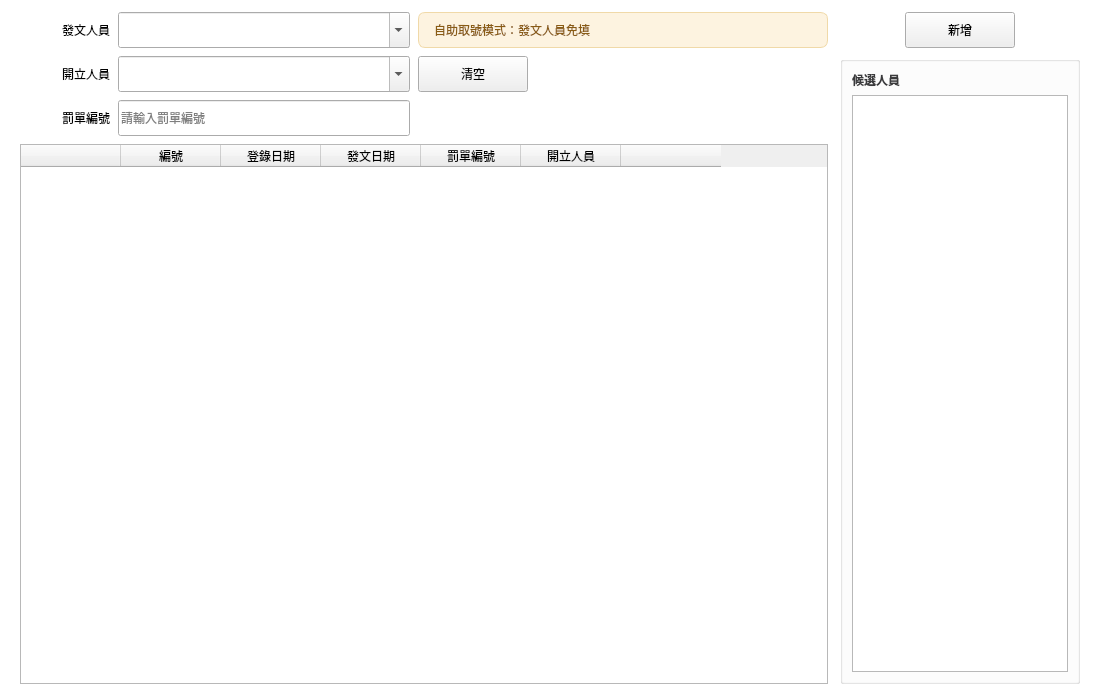
jerrygskk/PoliceDocSys, file layouts/Layout11.ui: the form before one commit.
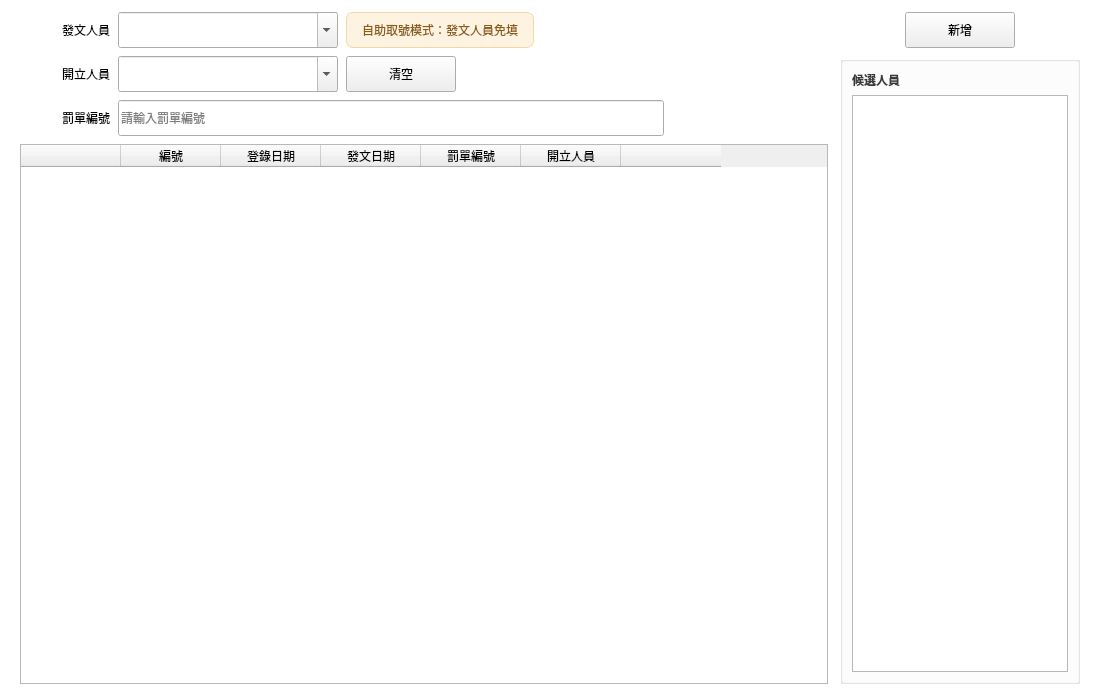
The form after the commit.

Commit message: feat: 敘獎發文頁併回結算發文，並修正陳報預覽版面

Patch:
```diff
--- a/layouts/Layout11.ui
+++ b/layouts/Layout11.ui
@@ -16,7 +16,7 @@
     <item>
      <layout class="QVBoxLayout" name="leftLayout">
       <property name="spacing"><number>8</number></property>
-      <property name="stretch"><string notr="true">0,0,1</string></property>
+      <property name="stretch"><string notr="true">0,1</string></property>
       <item>
        <layout class="QGridLayout" name="ticketFormLayout">
         <property name="horizontalSpacing"><number>8</number></property>
@@ -25,41 +25,68 @@
         <property name="topMargin"><number>0</number></property>
         <property name="rightMargin"><number>0</number></property>
         <property name="bottomMargin"><number>0</number></property>
+        <!-- 欄位骨架（與 Layout9.ui 敘獎登錄對齊，改一邊要同步另一邊）：
+             col0 標籤 90×36 固定／col1 主欄位 220 固定／col2 次標籤或按鈕／
+             col3 次欄位／col4 提示條（自帶右側 stretch，不撐滿）。
+             長輸入欄（罰單編號）跨 col1–col3 並固定 546 寬，對齊敘獎登錄
+             「發文人員」下拉的右緣（該頁 col1+col2+col3＋兩個 8px 間距）。
+             ⚠️ 本頁 col2 是 110 的清空鈕、col3 空著，欄寬推不出 546，故此處
+             直接寫死寬度；改任一頁的欄骨架都要回頭核對這個數值
+             （回歸測試 tests/test_ui_load.py 會比對兩頁右緣）。
+             ⚠️ 不放整排 Expanding spacer。 -->
         <!-- row0：發文人員（自助模式反灰但保留位置）＋可見提示標籤 -->
         <item row="0" column="0">
          <widget class="QLabel" name="lbl_ticket_sender">
           <property name="text"><string>發文人員</string></property>
           <property name="minimumSize"><size><width>90</width><height>36</height></size></property>
+          <property name="maximumSize"><size><width>90</width><height>36</height></size></property>
           <property name="alignment"><set>Qt::AlignRight|Qt::AlignVCenter</set></property>
          </widget>
         </item>
         <item row="0" column="1">
          <widget class="QComboBox" name="ticket_sender">
           <property name="minimumSize"><size><width>220</width><height>36</height></size></property>
-          <property name="maximumSize"><size><width>16777215</width><height>36</height></size></property>
+          <property name="maximumSize"><size><width>220</width><height>36</height></size></property>
           <property name="editable"><bool>true</bool></property>
          </widget>
         </item>
-        <item row="0" column="2" colspan="2">
-         <widget class="QLabel" name="ticket_sender_hint">
-          <property name="text"><string>自助取號模式：發文人員免填</string></property>
-          <property name="minimumSize"><size><width>0</width><height>36</height></size></property>
-          <property name="styleSheet"><string notr="true">background-color: #fdf3e0; color: #8a5c14; border: 1px solid #f0d9a8; border-radius: 7px; padding: 4px 12px;</string></property>
-          <property name="alignment"><set>Qt::AlignLeft|Qt::AlignVCenter</set></property>
-         </widget>
+        <item row="0" column="2" colspan="3">
+         <layout class="QHBoxLayout" name="ticketHintRow">
+          <property name="leftMargin"><number>0</number></property>
+          <property name="topMargin"><number>0</number></property>
+          <property name="rightMargin"><number>0</number></property>
+          <property name="bottomMargin"><number>0</number></property>
+          <item>
+           <widget class="QLabel" name="ticket_sender_hint">
+            <property name="text"><string>自助取號模式：發文人員免填</string></property>
+            <property name="minimumSize"><size><width>0</width><height>36</height></size></property>
+            <property name="maximumSize"><size><width>16777215</width><height>36</height></size></property>
+            <property name="styleSheet"><string notr="true">background-color: #fdf3e0; color: #8a5c14; border: 1px solid #f0d9a8; border-radius: 7px; padding: 4px 12px;</string></property>
+            <property name="alignment"><set>Qt::AlignLeft|Qt::AlignVCenter</set></property>
+           </widget>
+          </item>
+          <item>
+           <spacer name="ticketHintStretch">
+            <property name="orientation"><enum>Qt::Horizontal</enum></property>
+            <property name="sizeHint"><size><width>0</width><height>0</height></size></property>
+            <property name="sizeType"><enum>QSizePolicy::Expanding</enum></property>
+           </spacer>
+          </item>
+         </layout>
         </item>
         <!-- row1：開立人員（單一人員，不解析多人）＋緊接的清空鈕 -->
         <item row="1" column="0">
          <widget class="QLabel" name="lbl_ticket_issuer">
           <property name="text"><string>開立人員</string></property>
           <property name="minimumSize"><size><width>90</width><height>36</height></size></property>
+          <property name="maximumSize"><size><width>90</width><height>36</height></size></property>
           <property name="alignment"><set>Qt::AlignRight|Qt::AlignVCenter</set></property>
          </widget>
         </item>
         <item row="1" column="1">
          <widget class="QComboBox" name="ticket_issuer">
           <property name="minimumSize"><size><width>220</width><height>36</height></size></property>
-          <property name="maximumSize"><size><width>16777215</width><height>36</height></size></property>
+          <property name="maximumSize"><size><width>220</width><height>36</height></size></property>
           <property name="editable"><bool>true</bool></property>
          </widget>
         </item>
@@ -70,25 +97,19 @@
           <property name="text"><string>清空</string></property>
          </widget>
         </item>
-        <item row="1" column="3">
-         <spacer name="ticketFormSpacer">
-          <property name="orientation"><enum>Qt::Horizontal</enum></property>
-          <property name="sizeType"><enum>QSizePolicy::Expanding</enum></property>
-          <property name="sizeHint" stdset="0"><size><width>20</width><height>0</height></size></property>
-         </spacer>
-        </item>
         <!-- row2：罰單編號 -->
         <item row="2" column="0">
          <widget class="QLabel" name="lbl_ticket_no">
           <property name="text"><string>罰單編號</string></property>
           <property name="minimumSize"><size><width>90</width><height>36</height></size></property>
+          <property name="maximumSize"><size><width>90</width><height>36</height></size></property>
           <property name="alignment"><set>Qt::AlignRight|Qt::AlignVCenter</set></property>
          </widget>
         </item>
-        <item row="2" column="1">
+        <item row="2" column="1" colspan="3">
          <widget class="QLineEdit" name="ticket_no">
-          <property name="minimumSize"><size><width>220</width><height>36</height></size></property>
-          <property name="maximumSize"><size><width>16777215</width><height>36</height></size></property>
+          <property name="minimumSize"><size><width>546</width><height>36</height></size></property>
+          <property name="maximumSize"><size><width>546</width><height>36</height></size></property>
           <property name="placeholderText"><string>請輸入罰單編號</string></property>
          </widget>
         </item>
```
The commit also changes 50 other files.
